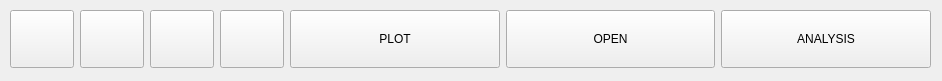
This is res/msv_framework_gui.ui in fran-jo/SimuGUI as Qt 5 draws it before an edit. The edited form follows.
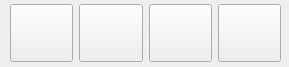
This is the edited form. Icons and pictures are not drawn.

```diff
--- a/res/msv_framework_gui.ui
+++ b/res/msv_framework_gui.ui
@@ -6,8 +6,8 @@
    <rect>
     <x>0</x>
     <y>0</y>
-    <width>942</width>
-    <height>81</height>
+    <width>289</width>
+    <height>67</height>
    </rect>
   </property>
   <property name="windowTitle">
@@ -18,67 +18,32 @@
     <property name="geometry">
      <rect>
       <x>10</x>
-      <y>10</y>
-      <width>921</width>
+      <y>4</y>
+      <width>271</width>
       <height>58</height>
      </rect>
     </property>
     <layout class="QGridLayout" name="gridLayout">
      <property name="sizeConstraint">
-      <enum>QLayout::SetMinimumSize</enum>
+      <enum>QLayout::SetNoConstraint</enum>
      </property>
      <property name="leftMargin">
       <number>0</number>
      </property>
-     <item row="0" column="1">
-      <widget class="QPushButton" name="btnConfigSolver">
+     <item row="0" column="3">
+      <widget class="QPushButton" name="btnPlotSimu">
        <property name="sizePolicy">
-        <sizepolicy hsizetype="Minimum" vsizetype="Expanding">
+        <sizepolicy hsizetype="Minimum" vsizetype="Minimum">
          <horstretch>0</horstretch>
          <verstretch>0</verstretch>
         </sizepolicy>
        </property>
        <property name="minimumSize">
-        <size>
-         <width>32</width>
-         <height>32</height>
-        </size>
-       </property>
-       <property name="maximumSize">
-        <size>
-         <width>64</width>
-         <height>64</height>
-        </size>
-       </property>
-       <property name="text">
-        <string/>
-       </property>
-       <property name="icon">
-        <iconset>
-         <normaloff>img/1495484498_Gnome-Preferences-System-64.ico</normaloff>img/1495484498_Gnome-Preferences-System-64.ico</iconset>
-       </property>
-       <property name="iconSize">
         <size>
          <width>48</width>
          <height>48</height>
         </size>
        </property>
-      </widget>
-     </item>
-     <item row="0" column="2">
-      <widget class="QPushButton" name="btnSimulate">
-       <property name="sizePolicy">
-        <sizepolicy hsizetype="Minimum" vsizetype="Expanding">
-         <horstretch>0</horstretch>
-         <verstretch>0</verstretch>
-        </sizepolicy>
-       </property>
-       <property name="minimumSize">
-        <size>
-         <width>32</width>
-         <height>32</height>
-        </size>
-       </property>
        <property name="maximumSize">
         <size>
          <width>64</width>
@@ -88,10 +53,6 @@
        <property name="text">
         <string/>
        </property>
-       <property name="icon">
-        <iconset>
-         <normaloff>img/1495484444_Gnome-System-Run-64.ico</normaloff>img/1495484444_Gnome-System-Run-64.ico</iconset>
-       </property>
        <property name="iconSize">
         <size>
          <width>48</width>
@@ -106,15 +67,15 @@
         <bool>true</bool>
        </property>
        <property name="sizePolicy">
-        <sizepolicy hsizetype="Minimum" vsizetype="Expanding">
+        <sizepolicy hsizetype="Minimum" vsizetype="Minimum">
          <horstretch>0</horstretch>
          <verstretch>0</verstretch>
         </sizepolicy>
        </property>
        <property name="minimumSize">
         <size>
-         <width>32</width>
-         <height>32</height>
+         <width>48</width>
+         <height>48</height>
         </size>
        </property>
        <property name="maximumSize">
@@ -126,10 +87,6 @@
        <property name="text">
         <string/>
        </property>
-       <property name="icon">
-        <iconset>
-         <normaloff>img/1495482644_Open.ico</normaloff>img/1495482644_Open.ico</iconset>
-       </property>
        <property name="iconSize">
         <size>
          <width>48</width>
@@ -138,18 +95,18 @@
        </property>
       </widget>
      </item>
-     <item row="0" column="3">
-      <widget class="QPushButton" name="btnPlotSimu">
+     <item row="0" column="2">
+      <widget class="QPushButton" name="btnSimulate">
        <property name="sizePolicy">
-        <sizepolicy hsizetype="Minimum" vsizetype="Expanding">
+        <sizepolicy hsizetype="Minimum" vsizetype="Minimum">
          <horstretch>0</horstretch>
          <verstretch>0</verstretch>
         </sizepolicy>
        </property>
        <property name="minimumSize">
         <size>
-         <width>32</width>
-         <height>32</height>
+         <width>48</width>
+         <height>48</height>
         </size>
        </property>
        <property name="maximumSize">
@@ -161,10 +118,6 @@
        <property name="text">
         <string/>
        </property>
-       <property name="icon">
-        <iconset>
-         <normaloff>img/1495482505_Presentation.ico</normaloff>img/1495482505_Presentation.ico</iconset>
-       </property>
        <property name="iconSize">
         <size>
          <width>48</width>
@@ -173,48 +126,34 @@
        </property>
       </widget>
      </item>
-     <item row="0" column="5">
-      <widget class="QPushButton" name="btnOpenResults">
+     <item row="0" column="1">
+      <widget class="QPushButton" name="btnConfigSolver">
        <property name="sizePolicy">
-        <sizepolicy hsizetype="Minimum" vsizetype="Expanding">
+        <sizepolicy hsizetype="Minimum" vsizetype="Minimum">
          <horstretch>0</horstretch>
          <verstretch>0</verstretch>
         </sizepolicy>
        </property>
-       <property name="text">
-        <string>OPEN</string>
+       <property name="minimumSize">
+        <size>
+         <width>48</width>
+         <height>48</height>
+        </size>
        </property>
-       <property name="default">
-        <bool>false</bool>
+       <property name="maximumSize">
+        <size>
+         <width>64</width>
+         <height>64</height>
+        </size>
        </property>
-       <property name="flat">
-        <bool>false</bool>
-       </property>
-      </widget>
-     </item>
-     <item row="0" column="4">
-      <widget class="QPushButton" name="btnPlot">
-       <property name="sizePolicy">
-        <sizepolicy hsizetype="Minimum" vsizetype="Expanding">
-         <horstretch>0</horstretch>
-         <verstretch>0</verstretch>
-        </sizepolicy>
-       </property>
        <property name="text">
-        <string>PLOT</string>
+        <string/>
        </property>
-      </widget>
-     </item>
-     <item row="0" column="6">
-      <widget class="QPushButton" name="btnAnalyze">
-       <property name="sizePolicy">
-        <sizepolicy hsizetype="Minimum" vsizetype="Expanding">
-         <horstretch>0</horstretch>
-         <verstretch>0</verstretch>
-        </sizepolicy>
-       </property>
-       <property name="text">
-        <string>ANALYSIS</string>
+       <property name="iconSize">
+        <size>
+         <width>48</width>
+         <height>48</height>
+        </size>
        </property>
       </widget>
      </item>
```
